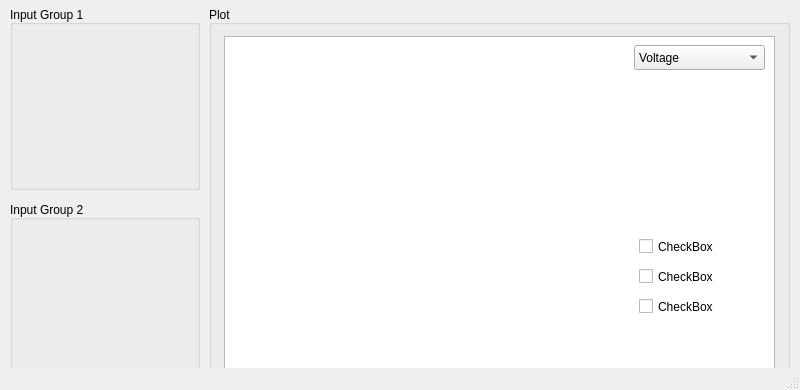
Qt form src/gpt_gui.ui (tomgwasira/gpt-gui) before a commit.
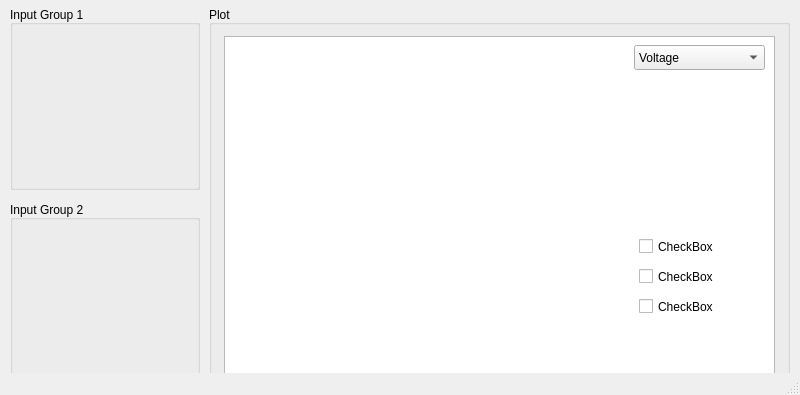
The same form after that commit. Custom widgets are drawn as their Qt base class.

Patch:
```diff
--- a/src/gpt_gui.ui
+++ b/src/gpt_gui.ui
@@ -7,7 +7,7 @@
     <x>0</x>
     <y>0</y>
     <width>800</width>
-    <height>390</height>
+    <height>395</height>
    </rect>
   </property>
   <property name="windowTitle">
```
